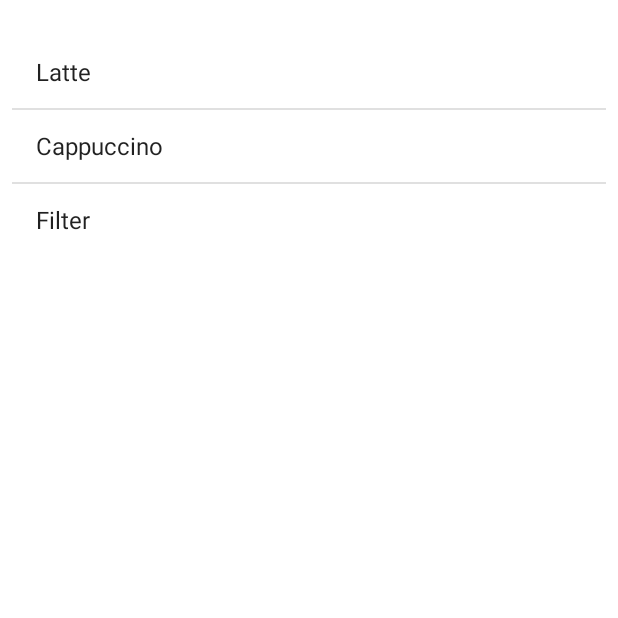
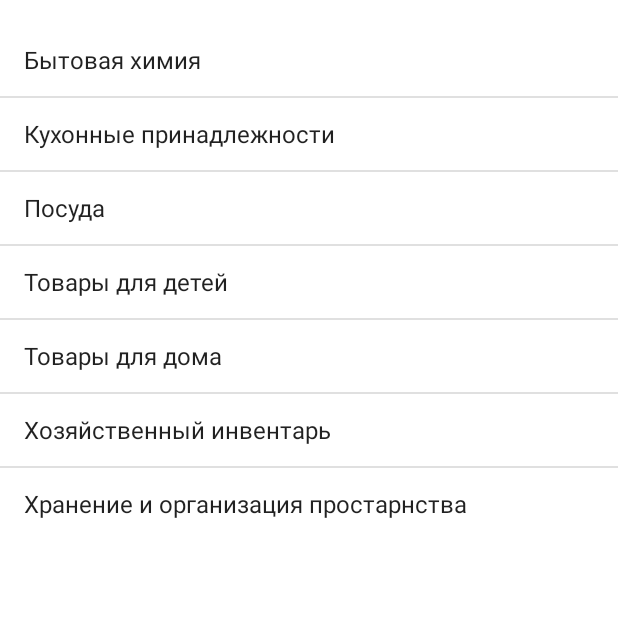
Before and after one commit to dgioto/FYZ, an Android app: the SecondActivity screen opened directly, with no data from a screen before it, on a phone screen of 412 x 824 dp, the top half of it. Run offline under Robolectric (Android 15) with nearby library versions, the phone set to English and light mode, and no system bars.

Commit message:
second update

```diff
--- a/app/src/main/AndroidManifest.xml
+++ b/app/src/main/AndroidManifest.xml
@@ -4,12 +4,13 @@
 
     <application
         android:allowBackup="true"
-        android:icon="@drawable/logo_f_1"
+        android:icon="@drawable/icon_f"
         android:label="@string/app_name"
         android:roundIcon="@mipmap/ic_launcher_round"
         android:supportsRtl="true"
         android:theme="@style/Theme.FYZ">
-        <activity android:name=".ThirdActivity"></activity>
+        <activity android:name=".FourthActivity"></activity>
+        <activity android:name=".ThirdActivity" />
         <activity android:name=".SecondActivity" />
         <activity android:name=".MainActivity">
             <intent-filter>
--- a/app/src/main/java/com/example/fyz/MainActivity.java
+++ b/app/src/main/java/com/example/fyz/MainActivity.java
@@ -31,6 +31,12 @@ public class MainActivity extends AppCompatActivity {
                 else if (position == 2){
 
                 }
+                else if (position == 3){
+
+                }
+                else if (position == 4){
+
+                }
             }
         };
 
--- a/app/src/main/java/com/example/fyz/SecondActivity.java
+++ b/app/src/main/java/com/example/fyz/SecondActivity.java
@@ -6,7 +6,6 @@ import android.content.Intent;
 import android.os.Bundle;
 import android.view.View;
 import android.widget.AdapterView;
-import android.widget.ArrayAdapter;
 import android.widget.ListView;
 
 public class SecondActivity extends AppCompatActivity {
@@ -16,30 +15,38 @@ public class SecondActivity extends AppCompatActivity {
         super.onCreate(savedInstanceState);
         setContentView(R.layout.activity_second);
 
-        //добавление спискового представления с помощью адаптера массивов
-        ArrayAdapter<Thing> listAdapter = new ArrayAdapter<>(
-                this,
-                android.R.layout.simple_list_item_1,
-                Thing.drinks
-        );
-        ListView listDrinks = (ListView) findViewById(R.id.list_drinks);
-        listDrinks.setAdapter(listAdapter);
-
-        //создание слушателя
         AdapterView.OnItemClickListener itemClickListener = new AdapterView.OnItemClickListener() {
             @Override
-            //вызываем при щелчке на варианте в списковом представлении
-            public void onItemClick(AdapterView<?> listDrinks,
-                                    View itemView, int position, long id) {
-                //Передача напитка, вызванного пользователем, DrinkActivity
-                Intent intent = new Intent(SecondActivity.this,
-                        ThirdActivity.class);
-                intent.putExtra(ThirdActivity.EXTRA_DRINKID, (int) id);
-                startActivity(intent);
+            public void onItemClick(AdapterView<?> listView, View itemView, int position, long id) {
+                if (position == 0){
+                    Intent intent = new Intent(
+                            SecondActivity.this,
+                            ThirdActivity.class);
+                    startActivity(intent);
+                }
+                else if (position == 1){
+
+                }
+                else if (position == 2){
+
+                }
+                else if (position == 3){
+
+                }
+                else if (position == 4){
+
+                }
+                else if (position == 5){
+
+                }
+                else if (position == 6){
+
+                }
             }
         };
 
-        //Назначение слушателя для спискового представления
-        listDrinks.setOnItemClickListener(itemClickListener);
+        //Добавление слушателя к списковому представлению
+        ListView listView = (ListView) findViewById(R.id.list_categories);
+        listView.setOnItemClickListener(itemClickListener);
     }
 }
--- a/app/src/main/res/layout/activity_second.xml
+++ b/app/src/main/res/layout/activity_second.xml
@@ -7,12 +7,11 @@
     tools:context=".SecondActivity">
 
     <ListView
-        android:id="@+id/list_drinks"
-        android:layout_width="match_parent"
+        android:id="@+id/list_categories"
+        android:layout_width="0dp"
         android:layout_height="wrap_content"
-        android:layout_marginStart="8dp"
-        android:layout_marginTop="24dp"
-        android:layout_marginEnd="8dp"
+        android:layout_marginTop="16dp"
+        android:entries="@array/categories"
         app:layout_constraintEnd_toEndOf="parent"
         app:layout_constraintHorizontal_bias="0.5"
         app:layout_constraintStart_toStartOf="parent"
--- a/app/src/main/res/values/colors.xml
+++ b/app/src/main/res/values/colors.xml
@@ -2,7 +2,7 @@
 <resources>
     <color name="purple_200">#FFBB86FC</color>
     <color name="purple_500">#FF6200EE</color>
-    <color name="purple_700">#FF3700B3</color>
+    <color name="purple_700">#0D47A1</color>
     <color name="teal_200">#FF03DAC5</color>
     <color name="teal_700">#FF018786</color>
     <color name="black">#FF000000</color>
--- a/app/src/main/res/values/strings.xml
+++ b/app/src/main/res/values/strings.xml
@@ -1,6 +1,7 @@
 <resources>
     <string name="app_name">FYZ</string>
     <string name="logo">Forever Your Zealot</string>
+
     <string-array name="options">
         <item>Категории</item>
         <item>Акции</item>
@@ -8,4 +9,14 @@
         <item>Контакты</item>
         <item>О нас</item>
     </string-array>
+
+    <string-array name="categories">
+        <item>Бытовая химия</item>
+        <item>Кухонные принадлежности</item>
+        <item>Посуда</item>
+        <item>Товары для детей</item>
+        <item>Товары для дома</item>
+        <item>Хозяйственный инвентарь</item>
+        <item>Хранение и организация простарнства</item>
+    </string-array>
 </resources>
```
Also changed, not shown: app/src/main/java/com/example/fyz/FourthActivity.java (added, +37 -0 lines), app/src/main/java/com/example/fyz/ThirdActivity.java (+28 -15 lines), app/src/main/res/layout/activity_fourth.xml (added, +43 -0 lines), app/src/main/res/layout/activity_third.xml (+6 -32 lines), app/src/main/res/drawable-v24/logo_1.png (deleted), app/src/main/res/drawable/logo_f.jpg (deleted).
